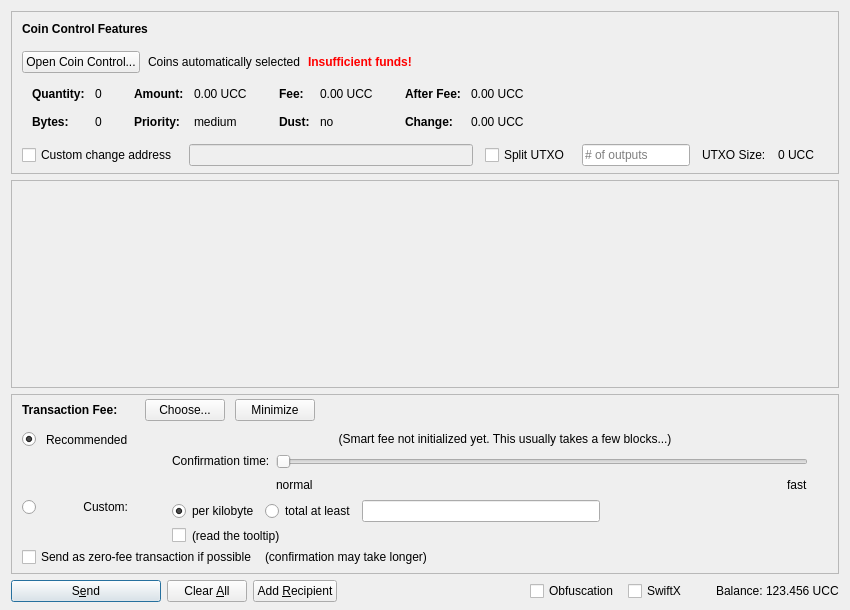
The window that src/qt/forms/sendcoinsdialog.ui (swampcoin/bwrgocoin) describes before a commit, drawn with Qt 5.
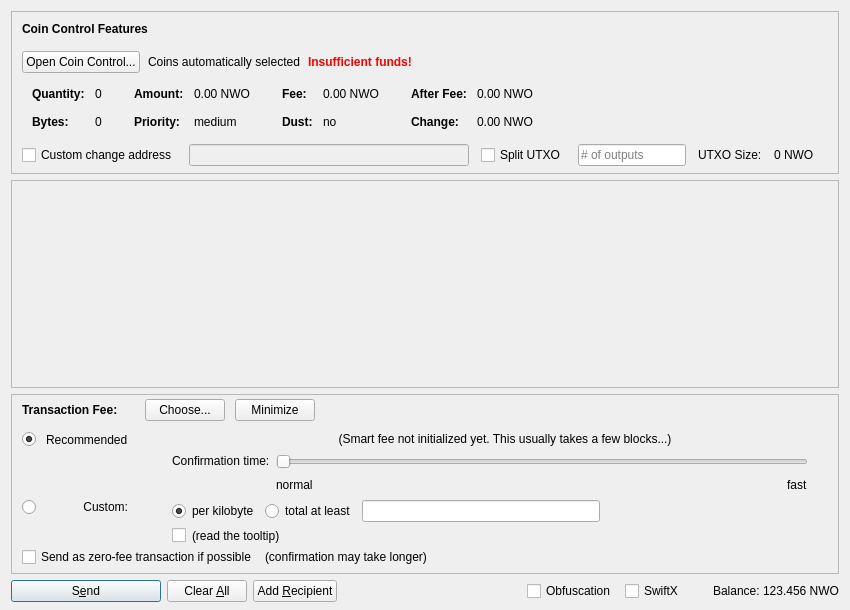
The same window after the commit. Icons and pictures are not drawn. Custom widgets are drawn as their Qt base class.

Diff of the .ui file:
```diff
--- a/src/qt/forms/sendcoinsdialog.ui
+++ b/src/qt/forms/sendcoinsdialog.ui
@@ -324,7 +324,7 @@
                   <enum>Qt::ActionsContextMenu</enum>
                  </property>
                  <property name="text">
-                  <string notr="true">0.00 UCC</string>
+                  <string notr="true">0.00 NWO</string>
                  </property>
                  <property name="textInteractionFlags">
                   <set>Qt::LinksAccessibleByMouse|Qt::TextSelectableByKeyboard|Qt::TextSelectableByMouse</set>
@@ -404,7 +404,7 @@
                   <enum>Qt::ActionsContextMenu</enum>
                  </property>
                  <property name="text">
-                  <string notr="true">0.00 UCC</string>
+                  <string notr="true">0.00 NWO</string>
                  </property>
                  <property name="textInteractionFlags">
                   <set>Qt::LinksAccessibleByMouse|Qt::TextSelectableByKeyboard|Qt::TextSelectableByMouse</set>
@@ -484,7 +484,7 @@
                   <enum>Qt::ActionsContextMenu</enum>
                  </property>
                  <property name="text">
-                  <string notr="true">0.00 UCC</string>
+                  <string notr="true">0.00 NWO</string>
                  </property>
                  <property name="textInteractionFlags">
                   <set>Qt::LinksAccessibleByMouse|Qt::TextSelectableByKeyboard|Qt::TextSelectableByMouse</set>
@@ -513,7 +513,7 @@
                   <enum>Qt::ActionsContextMenu</enum>
                  </property>
                  <property name="text">
-                  <string notr="true">0.00 UCC</string>
+                  <string notr="true">0.00 NWO</string>
                  </property>
                  <property name="textInteractionFlags">
                   <set>Qt::LinksAccessibleByMouse|Qt::TextSelectableByKeyboard|Qt::TextSelectableByMouse</set>
@@ -594,7 +594,7 @@
           <item>
            <widget class="QLabel" name="labelBlockSize">
             <property name="text">
-             <string>0 UCC</string>
+             <string>0 NWO</string>
             </property>
            </widget>
           </item>
@@ -1435,7 +1435,7 @@
           <cursorShape>IBeamCursor</cursorShape>
          </property>
          <property name="text">
-          <string notr="true">123.456 UCC</string>
+          <string notr="true">123.456 NWO</string>
          </property>
          <property name="textInteractionFlags">
           <set>Qt::LinksAccessibleByMouse|Qt::TextSelectableByKeyboard|Qt::TextSelectableByMouse</set>
```
Left out of the diff: 8 changed lines with no effect on the pictures.
